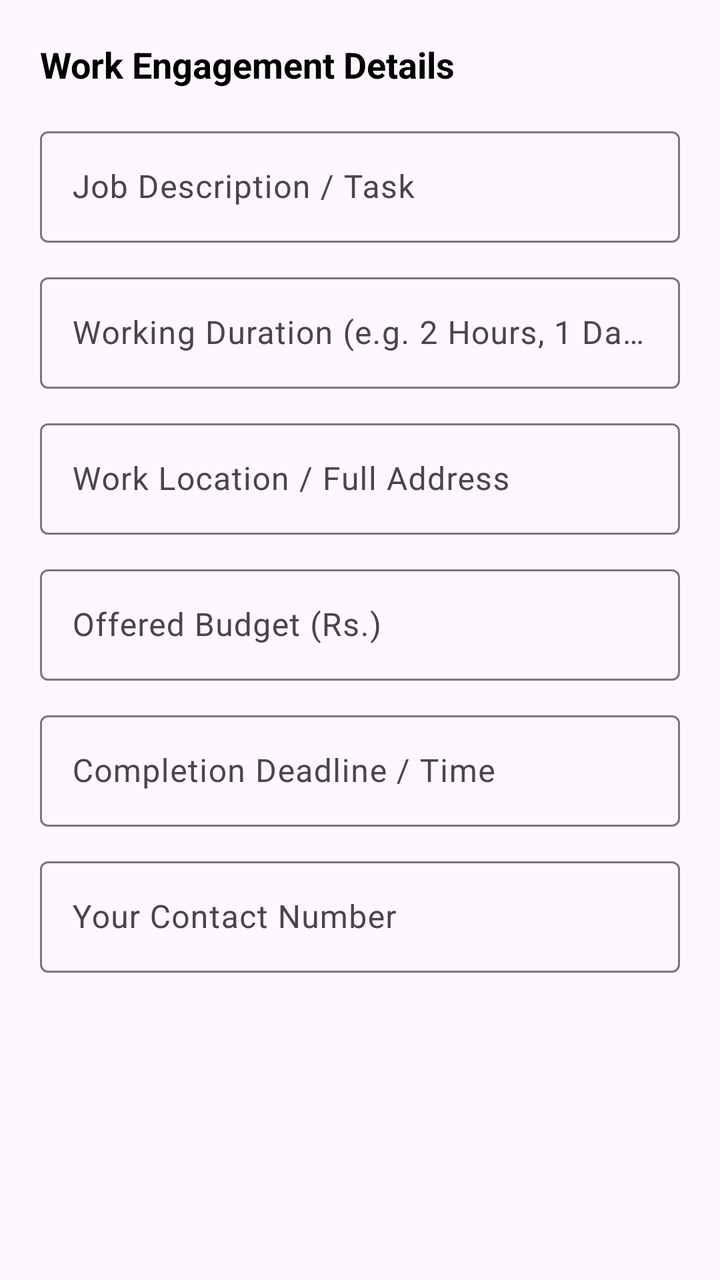
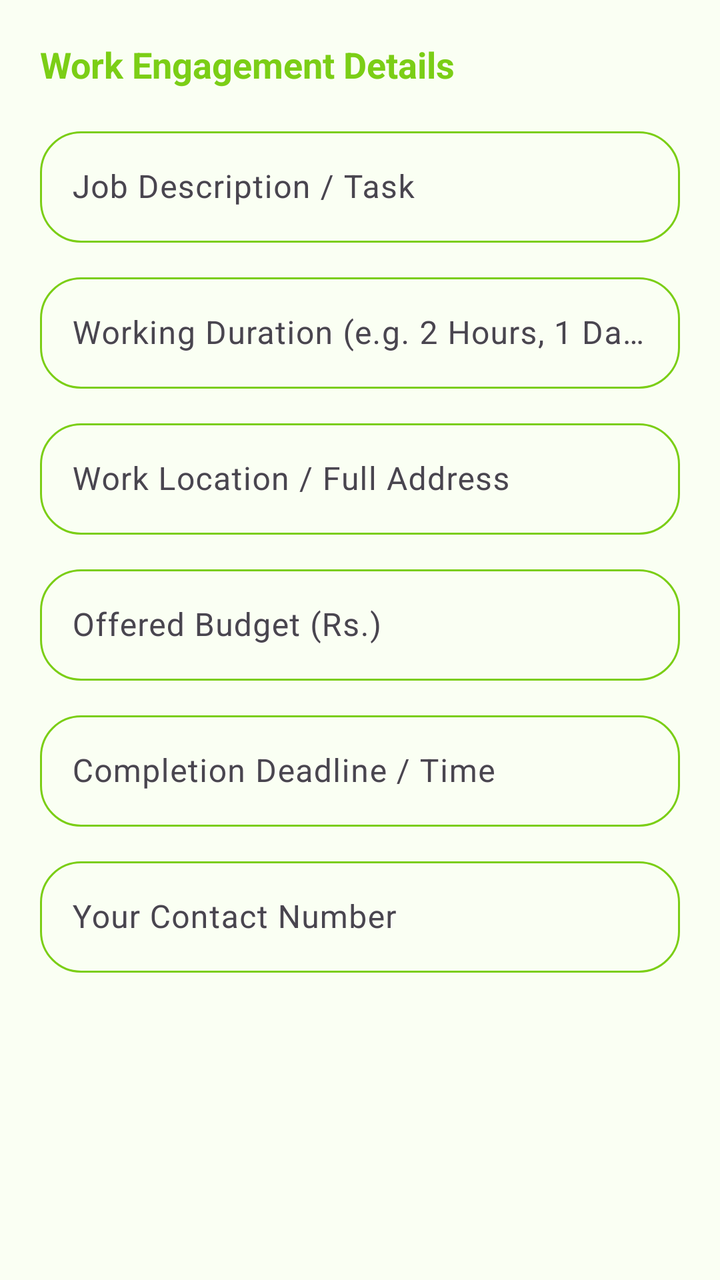

Two renders of the same Android screen: before a commit and after it. Below are the layout's source before the change and the commit's diff.
<!-- AndroidManifest.xml: application theme Theme.RozgarConnector -->
<!-- res/layout/dialog_hire_details.xml -->
<?xml version="1.0" encoding="utf-8"?>
<ScrollView xmlns:android="http://schemas.android.com/apk/res/android"
    android:layout_width="match_parent"
    android:layout_height="wrap_content">

    <LinearLayout
        android:layout_width="match_parent"
        android:layout_height="wrap_content"
        android:orientation="vertical"
        android:padding="20dp">

        <TextView
            android:id="@+id/tvHireTitle"
            android:layout_width="wrap_content"
            android:layout_height="wrap_content"
            android:text="Work Engagement Details"
            android:textStyle="bold"
            android:textSize="18sp"
            android:layout_marginBottom="16dp"
            android:textColor="@color/black"/>

        <com.google.android.material.textfield.TextInputLayout
            android:id="@+id/tilJobTask"
            android:layout_width="match_parent"
            android:layout_height="wrap_content"
            android:hint="Job Description / Task">
            <com.google.android.material.textfield.TextInputEditText
                android:id="@+id/etJobTask"
                android:layout_width="match_parent"
                android:layout_height="wrap_content"
                android:inputType="textMultiLine" />
        </com.google.android.material.textfield.TextInputLayout>

        
        <TextView
            android:id="@+id/tvEngagementLabel"
            android:layout_width="wrap_content"
            android:layout_height="wrap_content"
            android:text="Select Engagement Type"
            android:layout_marginTop="12dp"
            android:visibility="gone"/>
        <Spinner
            android:id="@+id/spinnerEngagement"
            android:layout_width="match_parent"
            android:layout_height="wrap_content"
            android:layout_marginTop="4dp"
            android:visibility="gone"
            android:padding="8dp"
            android:background="@android:drawable/btn_dropdown"/>

        
        <com.google.android.material.textfield.TextInputLayout
            android:id="@+id/tilJobDuration"
            android:layout_width="match_parent"
            android:layout_height="wrap_content"
            android:layout_marginTop="12dp"
            android:hint="Working Duration (e.g. 2 Hours, 1 Day)">
            <com.google.android.material.textfield.TextInputEditText
                android:id="@+id/etJobDuration"
                android:layout_width="match_parent"
                android:layout_height="wrap_content"
                android:inputType="text" />
        </com.google.android.material.textfield.TextInputLayout>

        <com.google.android.material.textfield.TextInputLayout
            android:layout_width="match_parent"
            android:layout_height="wrap_content"
            android:layout_marginTop="12dp"
            android:hint="Work Location / Full Address">
            <com.google.android.material.textfield.TextInputEditText
                android:id="@+id/etJobLocation"
                android:layout_width="match_parent"
                android:layout_height="wrap_content"
                android:inputType="text" />
        </com.google.android.material.textfield.TextInputLayout>

        <com.google.android.material.textfield.TextInputLayout
            android:layout_width="match_parent"
            android:layout_height="wrap_content"
            android:layout_marginTop="12dp"
            android:hint="Offered Budget (Rs.)">
            <com.google.android.material.textfield.TextInputEditText
                android:id="@+id/etJobBudget"
                android:layout_width="match_parent"
                android:layout_height="wrap_content"
                android:inputType="number" />
        </com.google.android.material.textfield.TextInputLayout>

        <com.google.android.material.textfield.TextInputLayout
            android:layout_width="match_parent"
            android:layout_height="wrap_content"
            android:layout_marginTop="12dp"
            android:hint="Completion Deadline / Time">
            <com.google.android.material.textfield.TextInputEditText
                android:id="@+id/etJobDeadline"
                android:layout_width="match_parent"
                android:layout_height="wrap_content"
                android:inputType="text" />
        </com.google.android.material.textfield.TextInputLayout>

        <com.google.android.material.textfield.TextInputLayout
            android:layout_width="match_parent"
            android:layout_height="wrap_content"
            android:layout_marginTop="12dp"
            android:hint="Your Contact Number">
            <com.google.android.material.textfield.TextInputEditText
                android:id="@+id/etJobContact"
                android:layout_width="match_parent"
                android:layout_height="wrap_content"
                android:inputType="phone" />
        </com.google.android.material.textfield.TextInputLayout>

    </LinearLayout>
</ScrollView>
<!-- resources referenced by this layout -->
<resources>
  <color name="black">#FF000000</color>
  <style name="Theme.RozgarConnector" parent="Base.Theme.RozgarConnector" />
  <style name="Base.Theme.RozgarConnector" parent="Theme.Material3.DayNight.NoActionBar">
          
          <item name="colorPrimary">@color/primary_green</item>
      </style>
  <color name="primary_green">#7BCE16</color>
</resources>

<!-- the commit's change to res/layout/dialog_hire_details.xml (unified diff, before → after) -->
@@ -1,7 +1,8 @@
 <?xml version="1.0" encoding="utf-8"?>
 <ScrollView xmlns:android="http://schemas.android.com/apk/res/android"
     android:layout_width="match_parent"
-    android:layout_height="wrap_content">
+    android:layout_height="wrap_content"
+    android:background="@color/white">
 
     <LinearLayout
         android:layout_width="match_parent"
@@ -13,21 +14,23 @@
             android:id="@+id/tvHireTitle"
             android:layout_width="wrap_content"
             android:layout_height="wrap_content"
+            android:layout_marginBottom="16dp"
             android:text="Work Engagement Details"
-            android:textStyle="bold"
+            android:textColor="@color/primary_green"
             android:textSize="18sp"
-            android:layout_marginBottom="16dp"
-            android:textColor="@color/black"/>
+            android:textStyle="bold" />
 
         <com.google.android.material.textfield.TextInputLayout
             android:id="@+id/tilJobTask"
             android:layout_width="match_parent"
             android:layout_height="wrap_content"
             android:hint="Job Description / Task">
+
             <com.google.android.material.textfield.TextInputEditText
                 android:id="@+id/etJobTask"
                 android:layout_width="match_parent"
                 android:layout_height="wrap_content"
+                android:background="@drawable/edittext_border"
                 android:inputType="textMultiLine" />
         </com.google.android.material.textfield.TextInputLayout>
 
@@ -36,17 +39,18 @@
             android:id="@+id/tvEngagementLabel"
             android:layout_width="wrap_content"
             android:layout_height="wrap_content"
+            android:layout_marginTop="12dp"
             android:text="Select Engagement Type"
-            android:layout_marginTop="12dp"
-            android:visibility="gone"/>
+            android:visibility="gone" />
+
         <Spinner
             android:id="@+id/spinnerEngagement"
             android:layout_width="match_parent"
             android:layout_height="wrap_content"
             android:layout_marginTop="4dp"
-            android:visibility="gone"
+            android:background="@android:drawable/btn_dropdown"
             android:padding="8dp"
-            android:background="@android:drawable/btn_dropdown"/>
+            android:visibility="gone" />
 
         
         <com.google.android.material.textfield.TextInputLayout
@@ -55,10 +59,12 @@
             android:layout_height="wrap_content"
             android:layout_marginTop="12dp"
             android:hint="Working Duration (e.g. 2 Hours, 1 Day)">
+
             <com.google.android.material.textfield.TextInputEditText
                 android:id="@+id/etJobDuration"
                 android:layout_width="match_parent"
                 android:layout_height="wrap_content"
+                android:background="@drawable/edittext_border"
                 android:inputType="text" />
         </com.google.android.material.textfield.TextInputLayout>
 
@@ -67,10 +73,12 @@
             android:layout_height="wrap_content"
             android:layout_marginTop="12dp"
             android:hint="Work Location / Full Address">
+
             <com.google.android.material.textfield.TextInputEditText
                 android:id="@+id/etJobLocation"
                 android:layout_width="match_parent"
                 android:layout_height="wrap_content"
+                android:background="@drawable/edittext_border"
                 android:inputType="text" />
         </com.google.android.material.textfield.TextInputLayout>
 
@@ -79,11 +87,13 @@
             android:layout_height="wrap_content"
             android:layout_marginTop="12dp"
             android:hint="Offered Budget (Rs.)">
+
             <com.google.android.material.textfield.TextInputEditText
                 android:id="@+id/etJobBudget"
                 android:layout_width="match_parent"
                 android:layout_height="wrap_content"
-                android:inputType="number" />
+                android:inputType="number"
+                android:background="@drawable/edittext_border"/>
         </com.google.android.material.textfield.TextInputLayout>
 
         <com.google.android.material.textfield.TextInputLayout
@@ -91,11 +101,13 @@
             android:layout_height="wrap_content"
             android:layout_marginTop="12dp"
             android:hint="Completion Deadline / Time">
+
             <com.google.android.material.textfield.TextInputEditText
                 android:id="@+id/etJobDeadline"
                 android:layout_width="match_parent"
                 android:layout_height="wrap_content"
-                android:inputType="text" />
+                android:inputType="text"
+                android:background="@drawable/edittext_border"/>
         </com.google.android.material.textfield.TextInputLayout>
 
         <com.google.android.material.textfield.TextInputLayout
@@ -103,11 +115,13 @@
             android:layout_height="wrap_content"
             android:layout_marginTop="12dp"
             android:hint="Your Contact Number">
+
             <com.google.android.material.textfield.TextInputEditText
                 android:id="@+id/etJobContact"
                 android:layout_width="match_parent"
                 android:layout_height="wrap_content"
-                android:inputType="phone" />
+                android:inputType="phone"
+                android:background="@drawable/edittext_border"/>
         </com.google.android.material.textfield.TextInputLayout>
 
     </LinearLayout>
<!-- resource entries referenced after the edit -->
@@ -1,11 +1,17 @@
 <!-- resources referenced by this layout -->
 <resources>
-  <color name="black">#FF000000</color>
   <style name="Theme.RozgarConnector" parent="Base.Theme.RozgarConnector" />
   <style name="Base.Theme.RozgarConnector" parent="Theme.Material3.DayNight.NoActionBar">
           
           <item name="colorPrimary">@color/primary_green</item>
       </style>
   <color name="primary_green">#7BCE16</color>
+  <color name="white">#FAFFF3</color>
+  <!-- drawable edittext_border (drawable) -->
+  <shape xmlns:android="http://schemas.android.com/apk/res/android">
+      <stroke android:width="1dp" android:color="#7BCE16"/>
+      <corners android:radius="20dp"/>
+      <padding android:left="10dp" android:right="10dp"/>
+  </shape>
 </resources>
 
